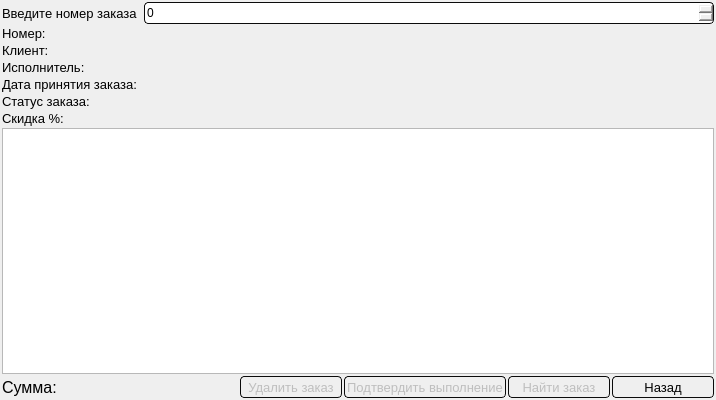
Qt form code/form_for_show_order.ui (Alex-Sidorov/SEFOLL) before a commit.
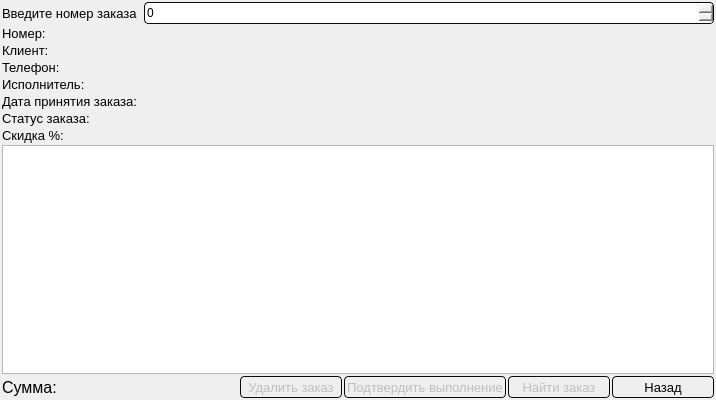
The same form after that commit.

Commit message: changed calc number, added phone

```diff
--- a/code/form_for_show_order.ui
+++ b/code/form_for_show_order.ui
@@ -135,6 +135,18 @@
      </property>
     </widget>
    </item>
+   <item>
+    <widget class="QLabel" name="phone">
+     <property name="font">
+      <font>
+       <pointsize>10</pointsize>
+      </font>
+     </property>
+     <property name="text">
+      <string>Телефон:</string>
+     </property>
+    </widget>
+   </item>
    <item>
     <widget class="QLabel" name="worker">
      <property name="font">
@@ -325,9 +337,6 @@
         <pointsize>12</pointsize>
        </font>
       </property>
-      <property name="textAlignment">
-       <set>AlignCenter</set>
-      </property>
      </column>
      <column>
       <property name="text">
@@ -338,9 +347,6 @@
         <pointsize>12</pointsize>
        </font>
       </property>
-      <property name="textAlignment">
-       <set>AlignCenter</set>
-      </property>
       <property name="foreground">
        <brush brushstyle="SolidPattern">
         <color alpha="255">
@@ -362,9 +368,6 @@
         <kerning>true</kerning>
        </font>
       </property>
-      <property name="textAlignment">
-       <set>AlignCenter</set>
-      </property>
      </column>
     </widget>
    </item>
```
The commit also changes 27 other files.
